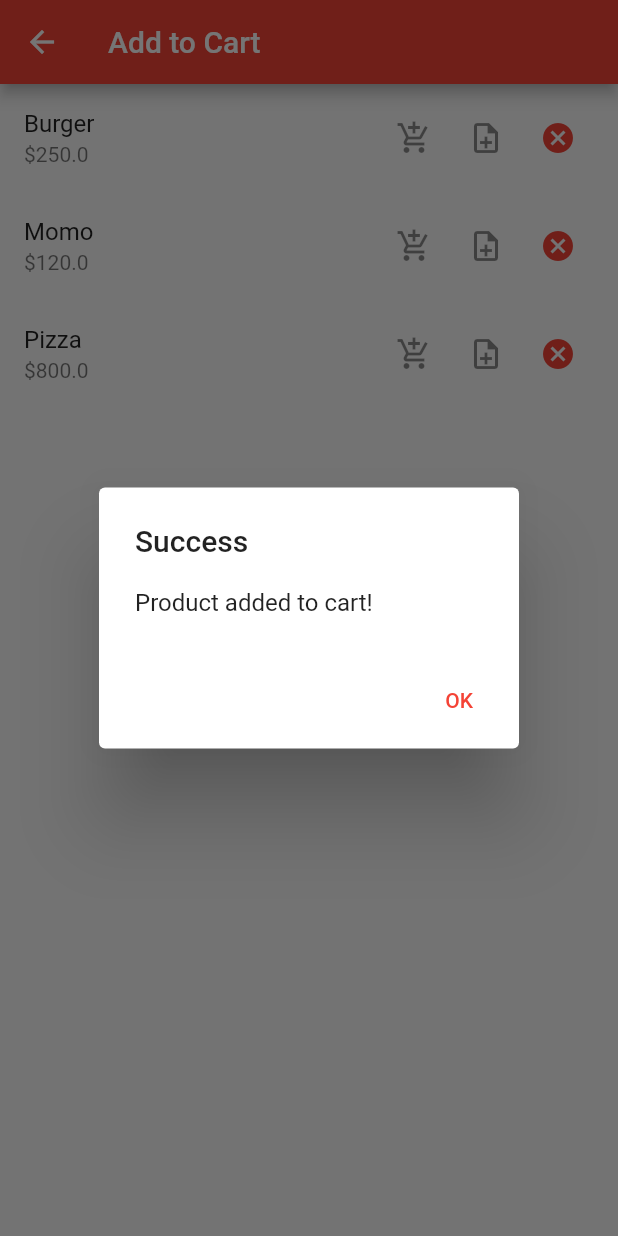
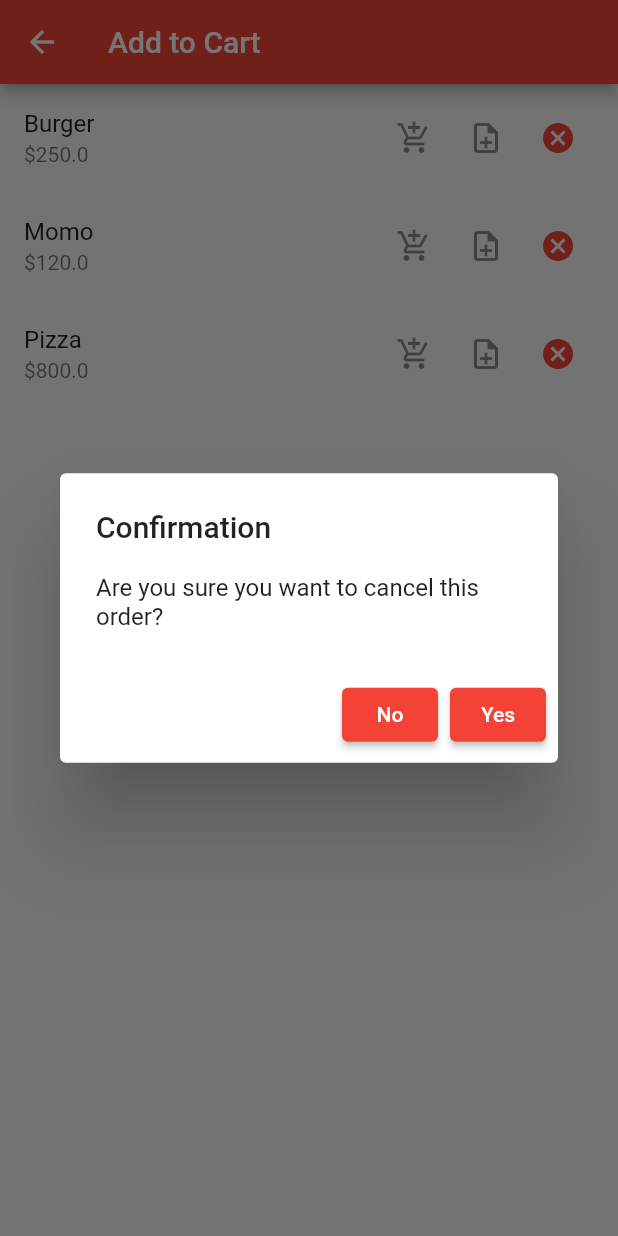
Before and after one commit to Asmit11/FoodKhana, a Flutter app: the AddToCart screen opened by its route, after a tap on the "add shopping cart" icon, on a phone screen of 412 x 824 dp. Run offline on Flutter 3.47's test engine with Material 2 defaults, Android fonts, the phone set to English and light mode, and no system bars; our stand-ins replace cloud_firestore, firebase_auth, firebase_core, firebase_storage, flutter_local_notifications; accounts and stored records are empty.

Commit message:
cancel button changes

```diff
--- a/lib/screens/AddToCard.dart
+++ b/lib/screens/AddToCard.dart
@@ -71,13 +71,23 @@ class AddToCart extends StatelessWidget {
                       context: context,
                       builder: (BuildContext context) {
                         return AlertDialog(
-                          title: Text('Success'),
-                          content: Text('Product added to cart!'),
+                          title: Text('Confirmation'),
+                          content: Text('Are you sure you want to cancel this order?'),
                           actions: [
-                            TextButton(
-                              child: Text('OK'),
+                            ElevatedButton(
+                              child: Text('No'),
                               onPressed: () {
-                                Navigator.of(context).pop();
+                                Navigator.of(context).pop(false); // Return false when "No" is pressed
+                              },
+                            ),
+                            ElevatedButton(
+                              child: Text('Yes'),
+                              onPressed: () {
+                                Navigator.of(context).pushNamed("/dashboard");
+                                final snackBar = SnackBar(
+                                  content: Text('The order has been cancelled successfully'),
+                                );
+                                ScaffoldMessenger.of(context).showSnackBar(snackBar);
                               },
                             ),
                           ],
```
